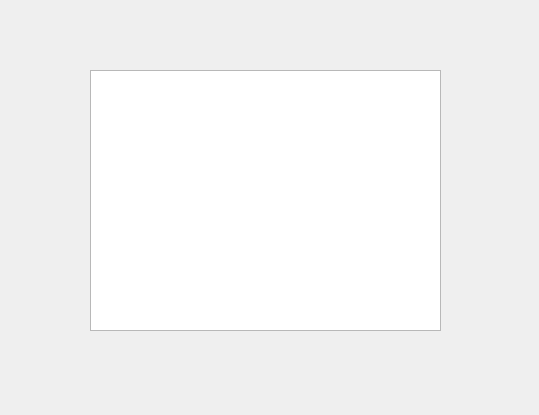
Old version of the form terminal_cmd.ui in the repository junchao98/linux_spy.
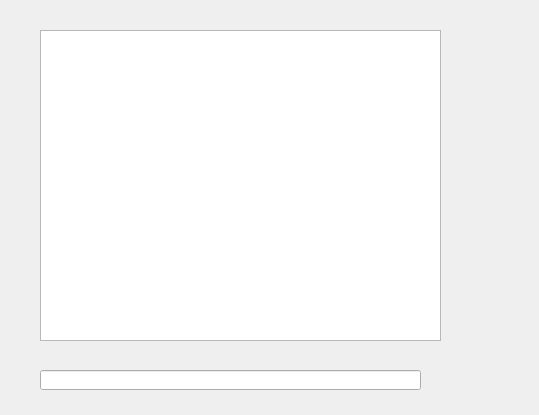
New version of the form.

Commit message: terminal 优化

```diff
--- a/terminal_cmd.ui
+++ b/terminal_cmd.ui
@@ -16,10 +16,20 @@
   <widget class="QTextEdit" name="textEdit">
    <property name="geometry">
     <rect>
-     <x>90</x>
-     <y>70</y>
-     <width>351</width>
-     <height>261</height>
+     <x>40</x>
+     <y>30</y>
+     <width>401</width>
+     <height>311</height>
+    </rect>
+   </property>
+  </widget>
+  <widget class="QLineEdit" name="lineEdit_cmd">
+   <property name="geometry">
+    <rect>
+     <x>40</x>
+     <y>370</y>
+     <width>381</width>
+     <height>20</height>
     </rect>
    </property>
   </widget>
```
The commit also changes 6 other files.
